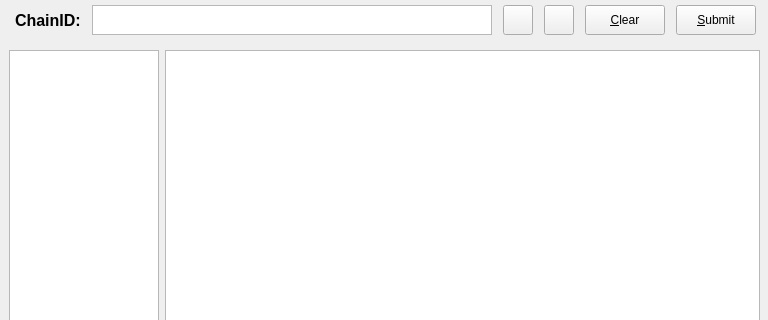
The window that src/qt/forms/databasebrowserwidget.ui (thelonecrouton/bitcredit) describes before a commit, drawn with Qt 5; both pictures show x 0 to 768 and y 0 to 320 of the 768 by 519 pixel window.
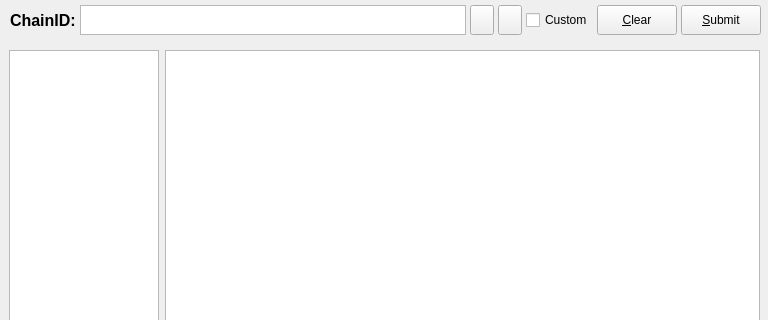
The same window after the commit. Icons and pictures are not drawn. Custom widgets are drawn as their Qt base class.

The edit to the form file:
```diff
--- a/src/qt/forms/databasebrowserwidget.ui
+++ b/src/qt/forms/databasebrowserwidget.ui
@@ -95,6 +95,9 @@
     </rect>
    </property>
    <layout class="QHBoxLayout" name="horizontalLayout">
+    <property name="spacing">
+     <number>4</number>
+    </property>
     <item>
      <widget class="QLabel" name="label">
       <property name="sizePolicy">
@@ -134,6 +137,9 @@
         <height>120</height>
        </size>
       </property>
+      <property name="lineWrapMode">
+       <enum>QTextEdit::NoWrap</enum>
+      </property>
      </widget>
     </item>
     <item>
@@ -182,6 +188,13 @@
       </property>
      </widget>
     </item>
+    <item>
+     <widget class="QCheckBox" name="customquery">
+      <property name="text">
+       <string>Custom</string>
+      </property>
+     </widget>
+    </item>
     <item>
      <widget class="QPushButton" name="clearButton">
       <property name="sizePolicy">
```
